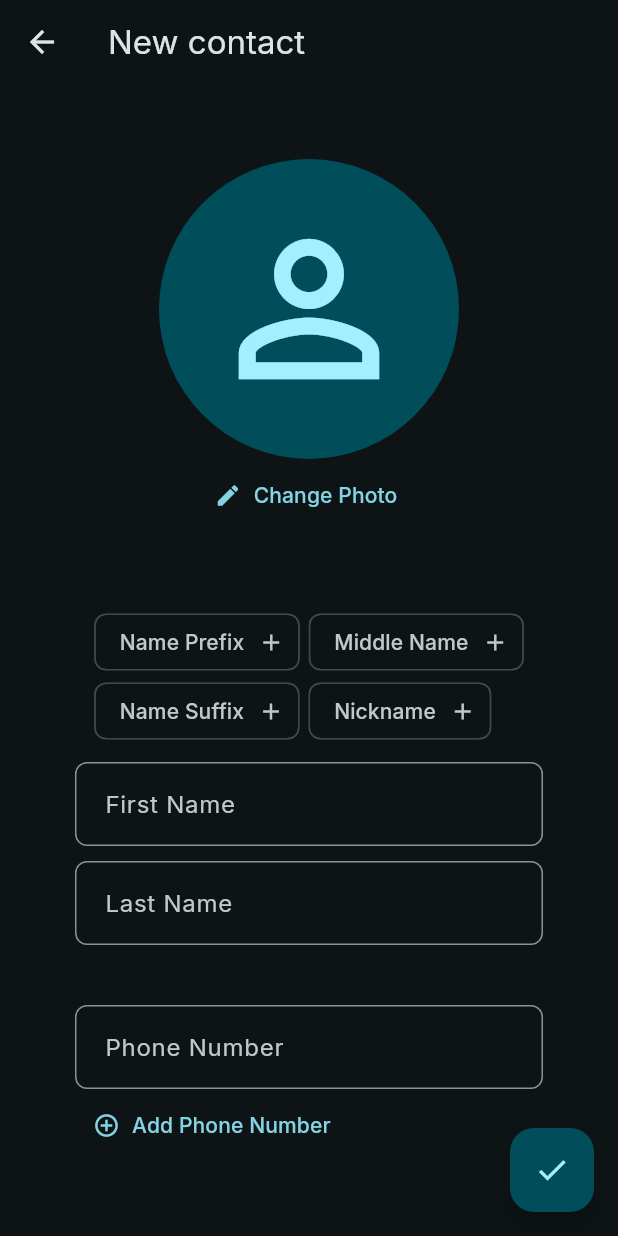
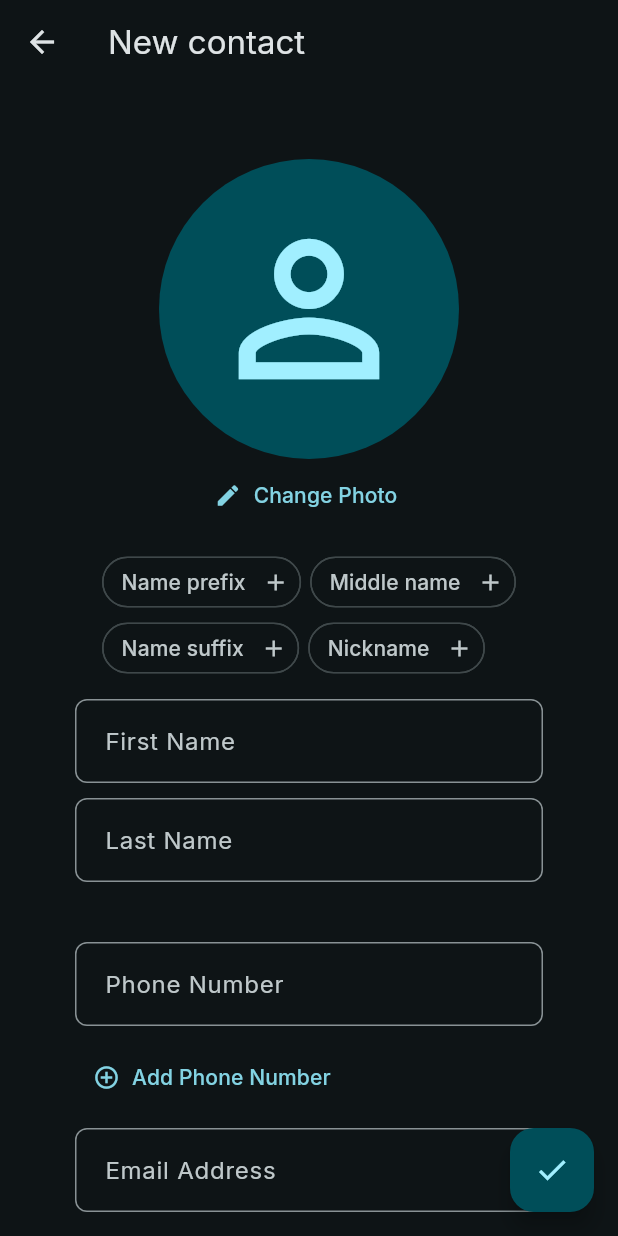
Before and after one commit to gautambhetanabhotla/contacts, a Flutter app: the screen it shows after launch, after a tap on the "add" icon, on a phone screen of 412 x 824 dp. Run offline on Flutter 3.47's test engine with Material 3 defaults, Android fonts, the phone set to English and light mode, and no system bars; our stand-ins replace cloud_firestore, firebase_auth, firebase_core, flutter_contacts, hive, hive_flutter and 2 more; accounts and stored records are empty.

Commit message:
Implement editing contact

```diff
--- a/lib/pages/contact_page.dart
+++ b/lib/pages/contact_page.dart
@@ -25,6 +25,7 @@ class ViewContactPage extends StatelessWidget {
 
   @override
   Widget build(BuildContext context) {
+    talker.debug(contact.data);
     return Scaffold(
       appBar: AppBar(),
       floatingActionButton: FloatingActionButton(
@@ -240,6 +241,7 @@ class _AddContactPageState extends State<AddContactPage> {
 
   @override
   Widget build(BuildContext context) {
+    // talker.debug(widget.initialContactData?['emails']);
     return Scaffold(
       appBar: AppBar(
         title: Text(widget.title),
@@ -269,13 +271,17 @@ class _AddContactPageState extends State<AddContactPage> {
                   ],
                 ),
               ),
-              const SizedBox(height: 30),
+              // const SizedBox(height: 30),
               Wrap(
                 spacing: 6, // space between chips horizontally
-                runSpacing: -2, // space between lines
+                runSpacing: -4, // space between lines
                 children: [
                   if (!_isNamePrefixVisible) Chip(
-                    label: Text("Name Prefix"),
+                    shape: RoundedRectangleBorder(
+                      borderRadius: BorderRadius.circular(20.0),
+                    ),
+                    padding: const EdgeInsets.all(4.0),
+                    label: Text("Name prefix"),
                     deleteIcon: const Icon(Icons.add),
                     onDeleted: () {
                       setState(() {
@@ -284,7 +290,11 @@ class _AddContactPageState extends State<AddContactPage> {
                     },
                   ),
                   if (!_isMiddleNameVisible) Chip(
-                    label: Text("Middle Name"),
+                    shape: RoundedRectangleBorder(
+                      borderRadius: BorderRadius.circular(20.0),
+                    ),
+                    padding: const EdgeInsets.all(4.0),
+                    label: Text("Middle name"),
                     deleteIcon: const Icon(Icons.add),
                     onDeleted: () {
                       setState(() {
@@ -293,7 +303,11 @@ class _AddContactPageState extends State<AddContactPage> {
                     },
                   ),
                   if (!_isNameSuffixVisible) Chip(
-                    label: Text("Name Suffix"),
+                    shape: RoundedRectangleBorder(
+                      borderRadius: BorderRadius.circular(20.0),
+                    ),
+                    padding: const EdgeInsets.all(4.0),
+                    label: Text("Name suffix"),
                     deleteIcon: const Icon(Icons.add),
                     onDeleted: () {
                       setState(() {
@@ -302,6 +316,10 @@ class _AddContactPageState extends State<AddContactPage> {
                     },
                   ),
                   if (!_isNicknameVisible) Chip(
+                    shape: RoundedRectangleBorder(
+                      borderRadius: BorderRadius.circular(20.0),
+                    ),
+                    padding: const EdgeInsets.all(4.0),
                     label: Text("Nickname"),
                     deleteIcon: const Icon(Icons.add),
                     onDeleted: () {
@@ -345,13 +363,15 @@ class _AddContactPageState extends State<AddContactPage> {
               const SizedBox(height: 20),
               Column(
                 crossAxisAlignment: CrossAxisAlignment.start,
+                spacing: 10,
                 children: [
-                  ...phoneControllers.map((controller) => TextField(
-                    controller: controller['number'],
-                    decoration: inputControllerDecoration.copyWith(
-                      labelText: 'Phone Number',
+                  for (var controller in phoneControllers)
+                    TextField(
+                      controller: controller['number'],
+                      decoration: inputControllerDecoration.copyWith(
+                        labelText: 'Phone Number',
+                      ),
                     ),
-                  )),
                   TextButton.icon(
                     icon: const Icon(Icons.add_circle_outline),
                     label: const Text('Add Phone Number'),
@@ -363,15 +383,45 @@ class _AddContactPageState extends State<AddContactPage> {
                         });
                       });
                     },
+                  ),
+                ],
+              ),
+
+              // const SizedBox(height: 20),
+              Column(
+                crossAxisAlignment: CrossAxisAlignment.start,
+                spacing: 10,
+                children: [
+                  for (var controller in emailControllers)
+                    TextField(
+                      controller: controller['address'],
+                      decoration: inputControllerDecoration.copyWith(
+                        labelText: 'Email Address',
+                      ),
+                    ),
+                  TextButton.icon(
+                    icon: const Icon(Icons.add_circle_outline),
+                    label: const Text('Add email'),
+                    onPressed: () {
+                      setState(() {
+                        emailControllers.add({
+                          'address': TextEditingController(),
+                          'label': TextEditingController(),
+                        });
+                      });
+                    },
                   )
                 ],
-              ),
+              )
             ],
           ),
         ),
       ),
       floatingActionButton: FloatingActionButton(
         onPressed: () => widget.onSave(context, {
+          'androidUID': widget.initialContactData?['androidUID'],
+          'iosUID': widget.initialContactData?['iosUID'],
+          'firebaseUID': widget.initialContactData?['firebaseUID'],
           'name': {
             'prefix': namePrefixController.text,
             'first': firstNameController.text,
@@ -414,8 +464,34 @@ class EditContactPage extends AddContactPage {
 
   @override
   Future<void> onSave(BuildContext context, Map<String, dynamic> contactData, Function(bool) setLoadingState) async {
-    // Save the new contact data
-    Navigator.pop(context);
-    talker.debug('EDITING CONTACT');
+    setLoadingState(true);
+
+    try {
+      final controller = context.read<ContactsController?>();
+
+      if (controller == null) {
+        if (context.mounted) {
+          ScaffoldMessenger.of(context).showSnackBar(
+            const SnackBar(content: Text('Contacts controller not available')),
+          );
+        }
+        return;
+      }
+
+      await controller.editContact(contactData);
+
+      if (context.mounted) {
+        Navigator.pop(context);
+      }
+
+    } catch (e) {
+      if (context.mounted) {
+        ScaffoldMessenger.of(context).showSnackBar(
+          SnackBar(content: Text('Error saving contact: $e')),
+        );
+      }
+    } finally {
+      setLoadingState(false);
+    }
   }
 }
```
Also changed, not shown: lib/contacts_controller.dart (+55 -26 lines).
